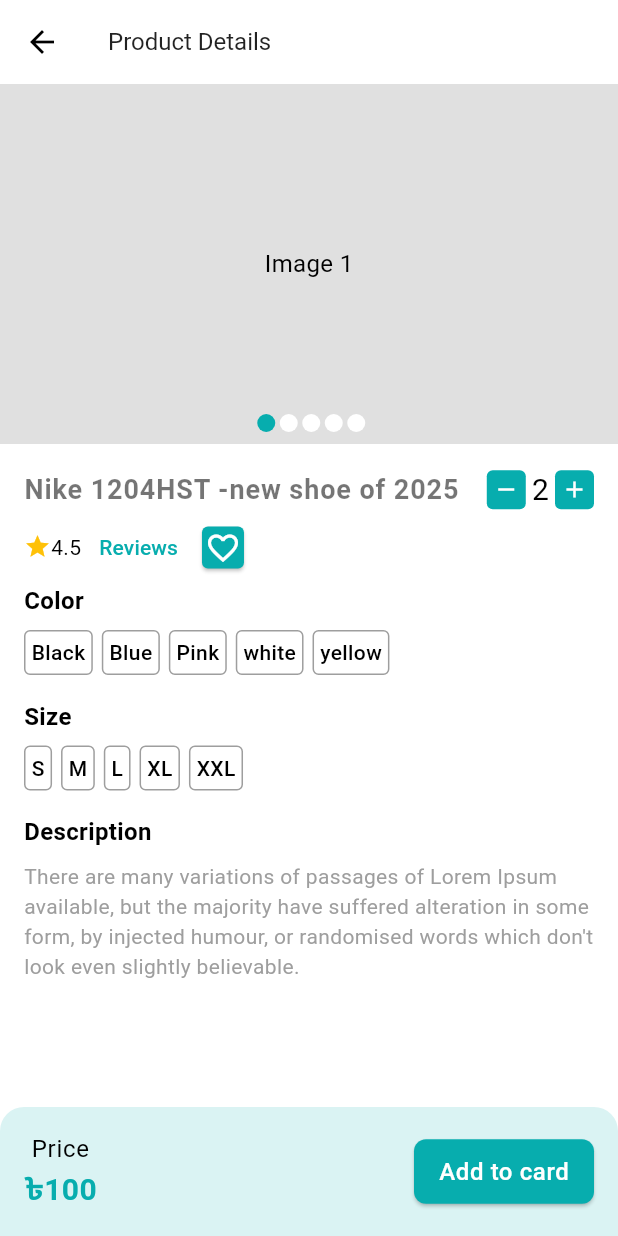
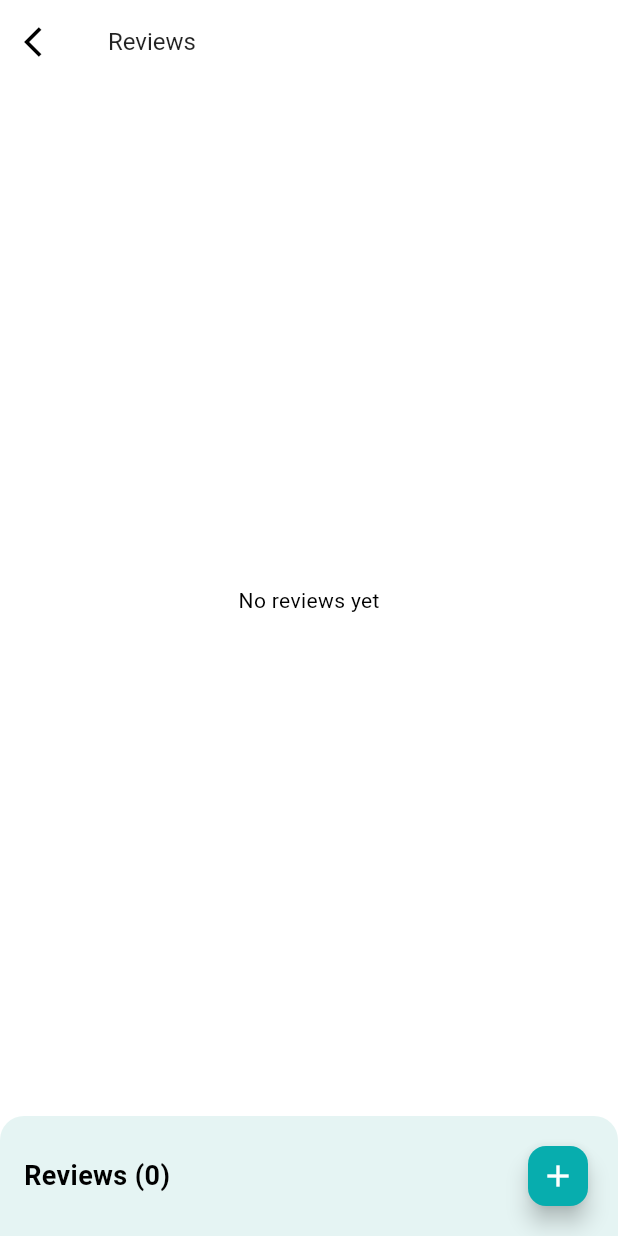
Before and after one commit to Shadislam1/crafty_bay, a Flutter app: the ProductDetailsScreen screen opened directly with empty values, after a tap on the "add" icon, after a tap on "Reviews", on a phone screen of 412 x 824 dp. Run offline on Flutter 3.47's test engine with Material 3 defaults, Android fonts, the phone set to English and light mode, and no system bars; drawn by our look-alikes of carousel_slider; our stand-ins replace email_validator, firebase_core, firebase_crashlytics, flutter_svg, get; accounts and stored records are empty.

Commit message:
review section ui design

```diff
--- a/lib/app/app_routes.dart
+++ b/lib/app/app_routes.dart
@@ -4,10 +4,12 @@ import 'package:crafty_bay/features/common/ui/screen/main_bottom_nav_screen.dart
 import 'package:crafty_bay/features/product/ui/screens/product_details_screen.dart';
 
 import 'package:crafty_bay/features/product/ui/screens/product_list_screen.dart';
+import 'package:crafty_bay/features/product/ui/screens/reviews_page.dart';
 import 'package:crafty_bay/features/wishlist/ui/screen/wish_list.dart';
 
 import 'package:flutter/material.dart';
 
+import '../features/product/ui/screens/create_reviews_page.dart';
 import '../features/ui/screen/login_screen.dart';
 import '../features/ui/screen/sign_up_screen.dart';
 import '../features/ui/screen/splash_screen.dart';
@@ -29,6 +31,10 @@ class AppRoutes{
     }else if(settings.name == ProductDetailsScreen.name){
       final String productId = settings.arguments as String;
       screenWidget = ProductDetailsScreen(productId: productId);
+    }else if(settings.name == ReviewsPage.name) {
+      screenWidget = ReviewsPage();
+    }else if(settings.name ==  CreateReviewsPage.name) {
+      screenWidget = CreateReviewsPage();
     }
     return MaterialPageRoute(builder: (context)=> screenWidget);
 
--- a/lib/features/common/ui/screen/main_bottom_nav_screen.dart
+++ b/lib/features/common/ui/screen/main_bottom_nav_screen.dart
@@ -2,7 +2,7 @@ import 'package:crafty_bay/features/common/ui/controllers/main_bottom_nav_contro
 import 'package:crafty_bay/features/product/ui/screens/product_category_screen.dart';
 import 'package:crafty_bay/features/wishlist/ui/screen/wish_list.dart';
 import 'package:crafty_bay/home/ui/screens/home_screen.dart';
-import 'package:flutter/foundation.dart';
+
 import 'package:flutter/material.dart';
 import 'package:get/get_state_manager/src/simple/get_state.dart';
 
--- a/lib/features/product/ui/screens/product_details_screen.dart
+++ b/lib/features/product/ui/screens/product_details_screen.dart
@@ -9,7 +9,7 @@ import '../widgets/product_details_info.dart';
 class ProductDetailsScreen extends StatefulWidget {
   const ProductDetailsScreen({super.key, required this.productId});
 
-  static const String name = '/product- details';
+  static const String name = '/product-details';
 
   final String  productId;
 
--- /dev/null
+++ b/lib/features/product/ui/screens/review_class.dart
@@ -0,0 +1,12 @@
+
+class Review {
+  final String firstName;
+  final String lastName;
+  final String content;
+
+  Review({
+    required this.firstName,
+    required this.lastName,
+    required this.content,
+  });
+}
--- /dev/null
+++ b/lib/features/product/ui/screens/reviews_page.dart
@@ -0,0 +1,132 @@
+
+
+
+import 'package:crafty_bay/features/product/ui/screens/review_class.dart';
+import 'package:flutter/material.dart';
+import 'package:get/get.dart';
+
+import 'create_reviews_page.dart';
+
+
+
+
+
+class ReviewsPage extends StatefulWidget {
+  const ReviewsPage({super.key});
+
+  static final name = '/reviews-page';
+
+  @override
+  State<ReviewsPage> createState() => _ReviewsPageState();
+}
+
+class _ReviewsPageState extends State<ReviewsPage> {
+  List<Review> reviews = [];
+
+  void _addReview(Review review) {
+    setState(() {
+      reviews.add(review);
+    });
+  }
+
+  @override
+  Widget build(BuildContext context) {
+    return Scaffold(
+
+      appBar: AppBar(
+        title: Text('Reviews'),
+        leading:IconButton(onPressed: (){
+            Get.back();
+        },icon:Icon(Icons.arrow_back_ios) ,)
+      ),
+      body:  Column(
+        children: [
+          Expanded(
+            child: reviews.isEmpty
+                ? Center(child: Text('No reviews yet'))
+                : ListView.builder(
+              itemCount: reviews.length,
+              itemBuilder: (context, index) {
+                final review = reviews[index];
+                return Card(
+                  margin: const EdgeInsets.symmetric(horizontal: 12, vertical: 6),
+                  child: Padding(
+                    padding: const EdgeInsets.all(12.0),
+                    child: Column(
+                      crossAxisAlignment: CrossAxisAlignment.start,
+                      children: [
+                        Row(
+                          children: [
+                            Container(
+                              height: 30,
+                              width: 30,
+
+                        decoration: BoxDecoration(
+                          color: Colors.grey.shade200,
+                          shape: BoxShape.circle,
+                        ),
+
+                                child:  Icon(
+                                    Icons.person_outline,color: Colors.grey.shade600,size: 22,),
+
+
+                            ),
+                            const SizedBox(height: 8,),
+                            Text(
+                              '${review.firstName} ${review.lastName}',
+                              style: const TextStyle(fontWeight: FontWeight.bold, fontSize: 20),
+                            ),
+
+                          ],
+                        ),
+                        const SizedBox(height: 6),
+                        Text(review.content),
+                      ],
+                    ),
+                  ),
+                );
+              },
+            ),
+          ),
+          Container(
+            padding: EdgeInsets.all(16),
+            decoration: BoxDecoration(
+              color: Colors.teal.withOpacity(0.1),
+              borderRadius: BorderRadius.only(
+                topLeft: Radius.circular(16),
+                topRight: Radius.circular(16),
+              ),
+            ),
+            child: Row(
+              mainAxisAlignment: MainAxisAlignment.spaceBetween,
+              children: [
+                Text(
+                  'Reviews (${reviews.length})',
+                  style: TextStyle(fontSize: 18, fontWeight: FontWeight.bold),
+                ),
+                FloatingActionButton(
+                  onPressed: () async {
+                    final result = await Navigator.push<Review>(
+                      context,
+                      MaterialPageRoute(
+                        builder: (context) => CreateReviewsPage(),
+                      ),
+                    );
+                    if (result != null) {
+                      _addReview(result);
+                    }
+                  },
+                  child: Icon(Icons.add),
+                  mini: true,
+                )
+              ],
+            ),
+          ),
+        ],
+      ),
+
+
+    );
+
+  }
+}
--- a/lib/features/product/ui/widgets/product_details_info.dart
+++ b/lib/features/product/ui/widgets/product_details_info.dart
@@ -1,3 +1,4 @@
+import 'package:crafty_bay/features/product/ui/screens/reviews_page.dart';
 import 'package:flutter/material.dart';
 
 import '../../../../app/app_colors.dart';
@@ -38,7 +39,9 @@ class productDetailsInfo extends StatelessWidget {
 
                 ],
               ),
-              TextButton(onPressed: (){}, child: Text('Reviews')),
+              TextButton(onPressed: (){
+                Navigator.pushNamed(context, ReviewsPage.name);
+              }, child: Text('Reviews')),
               Card(
                 color: AppColors.themeColor,
                 shape: RoundedRectangleBorder(
```
Also changed, not shown: lib/features/product/ui/screens/create_reviews_page.dart (added, +121 -0 lines).
